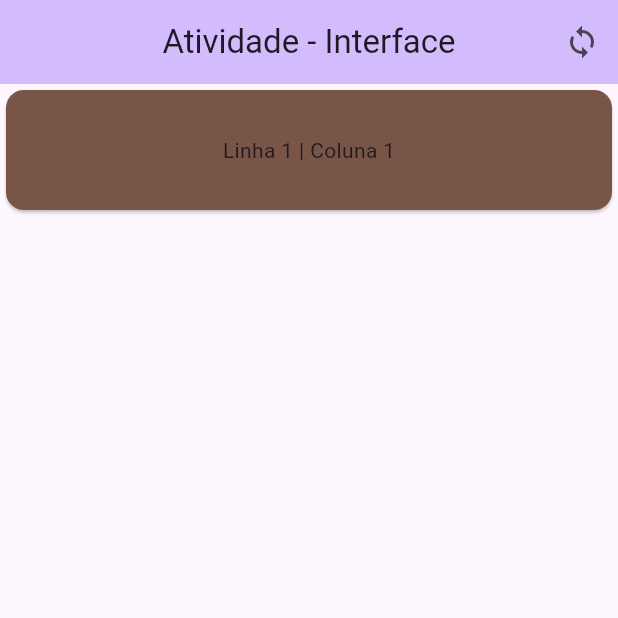
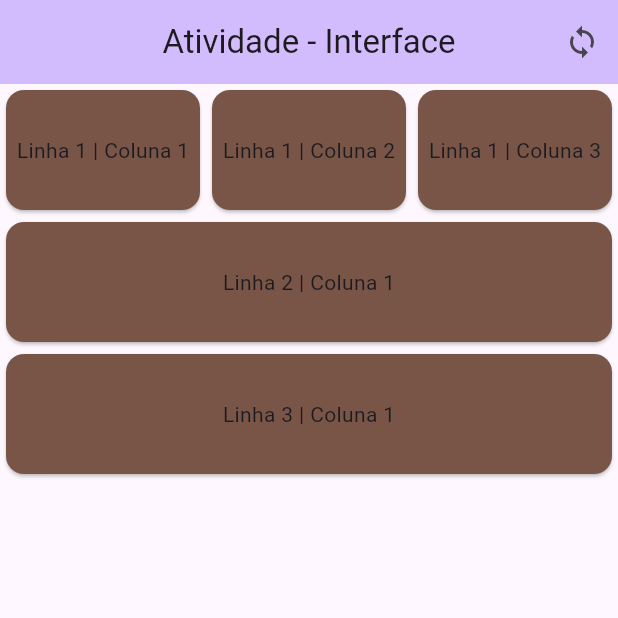
Before and after one commit to GiovaniMarcarini/Flutter-Interface-SINF7NA, a Flutter app: the screen it shows after launch, on a phone screen of 412 x 824 dp, the top half of it. Run offline on Flutter 3.47's test engine with Material 3 defaults, Android fonts, the phone set to English and light mode, and no system bars.

Commit message:
Linhas e Colunas

```diff
--- a/lib/pages/home_page.dart
+++ b/lib/pages/home_page.dart
@@ -27,7 +27,7 @@ class _HomePageState extends State<HomePage>{
       centerTitle: true,
       actions: [
         IconButton(
-            onPressed: () {},
+            onPressed: () => setState(() {}),
             icon: const Icon(Icons.sync),
         ),
       ],
@@ -44,10 +44,66 @@ class _HomePageState extends State<HomePage>{
                 child: Card(
                   color: Colors.primaries[Random().
                   nextInt(Colors.primaries.length)],
-                  child: SizedBox(
+                  child: const SizedBox(
                     height: 80,
                     child: Center(
                       child: Text('Linha 1 | Coluna 1'),
+                    ),
+                  ),
+                )
+            ),
+            Expanded(
+                child: Card(
+                  color: Colors.primaries[Random().
+                  nextInt(Colors.primaries.length)],
+                  child: const SizedBox(
+                    height: 80,
+                    child: Center(
+                      child: Text('Linha 1 | Coluna 2'),
+                    ),
+                  ),
+                )
+            ),
+            Expanded(
+                child: Card(
+                  color: Colors.primaries[Random().
+                  nextInt(Colors.primaries.length)],
+                  child: const SizedBox(
+                    height: 80,
+                    child: Center(
+                      child: Text('Linha 1 | Coluna 3'),
+                    ),
+                  ),
+                )
+            )
+          ],
+        ),
+        Row(
+          children: [
+            Expanded(
+                child: Card(
+                  color: Colors.primaries[Random().
+                  nextInt(Colors.primaries.length)],
+                  child: const SizedBox(
+                    height: 80,
+                    child: Center(
+                      child: Text('Linha 2 | Coluna 1'),
+                    ),
+                  ),
+                )
+            )
+          ],
+        ),
+        Row(
+          children: [
+            Expanded(
+                child: Card(
+                  color: Colors.primaries[Random().
+                  nextInt(Colors.primaries.length)],
+                  child: const SizedBox(
+                    height: 80,
+                    child: Center(
+                      child: Text('Linha 3 | Coluna 1'),
                     ),
                   ),
                 )
```
